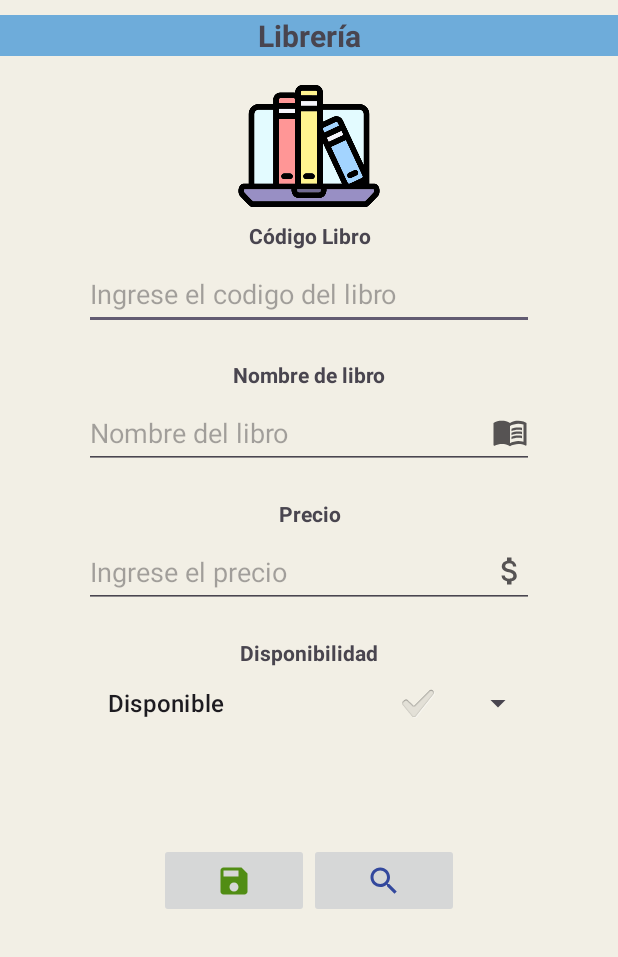
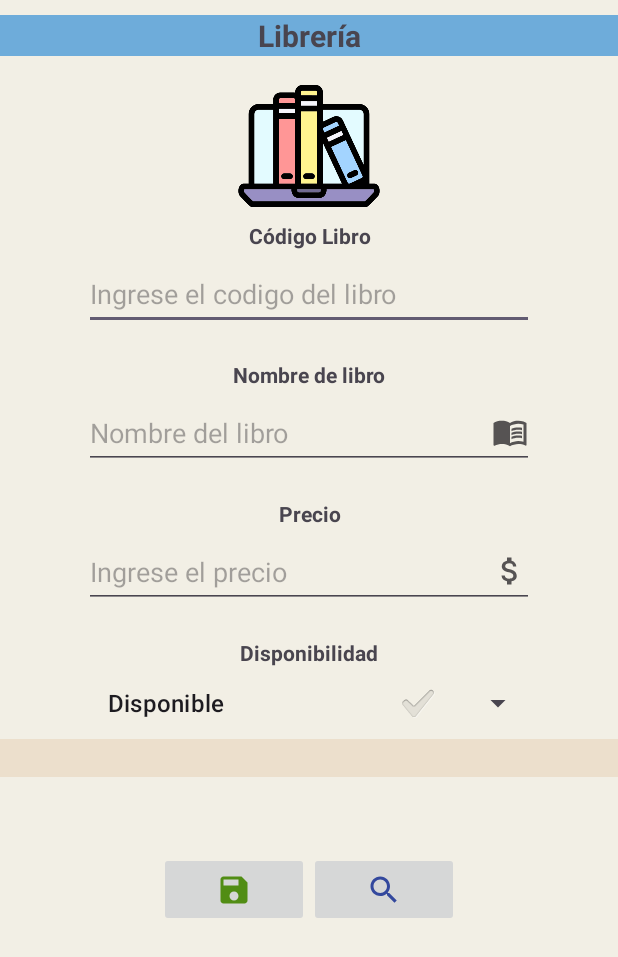
Before and after one commit to CASanchezc5/appLibreria, an Android app: the screen it shows after launch (MainActivity), on a phone screen of 412 x 824 dp. Shown: the top 957 px of the screen. Run offline under Robolectric (Android 15) with nearby library versions, the phone set to English and light mode, and no system bars.

Commit message:
se hicieron cambios a nivel visual, en el TextView, que muestra los emnsajes

```diff
--- a/app/src/main/java/com/example/applibreria/MainActivity.java
+++ b/app/src/main/java/com/example/applibreria/MainActivity.java
@@ -97,7 +97,7 @@ import java.util.ArrayList;
                             }
                         }, 1000); // 2000 milisegundos = 1 segundo
                     } else {
-                        message.setTextColor(Color.RED);
+                        message.setTextColor(Color.BLUE);
                         message.setText("El libro ya EXISTE. Inténtelo con otro...");
                     }
                 } else {
--- a/app/src/main/res/layout/activity_main.xml
+++ b/app/src/main/res/layout/activity_main.xml
@@ -95,8 +95,10 @@
     <TextView
         android:id="@+id/tvMessage"
         android:layout_width="match_parent"
-        android:layout_height="wrap_content"
-        android:textAlignment="center" />
+        android:layout_height="25dp"
+        android:textSize="20sp"
+        android:textAlignment="center"
+        android:background="@color/backtextColor"/>
 
     <LinearLayout
         android:layout_width="match_parent"
--- a/app/src/main/res/values/colors.xml
+++ b/app/src/main/res/values/colors.xml
@@ -2,4 +2,5 @@
 <resources>
     <color name="firstColor">#6EACDA</color>
     <color name="secundaryColor">#F2EFE5</color>
+    <color name="backtextColor">#ECDFCC</color>
 </resources>
```
